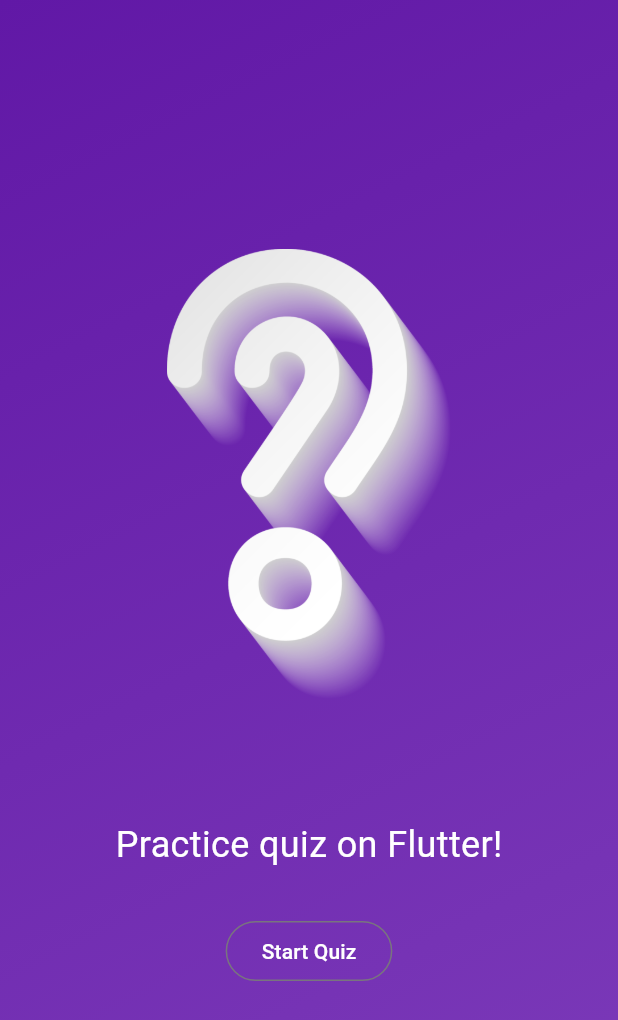
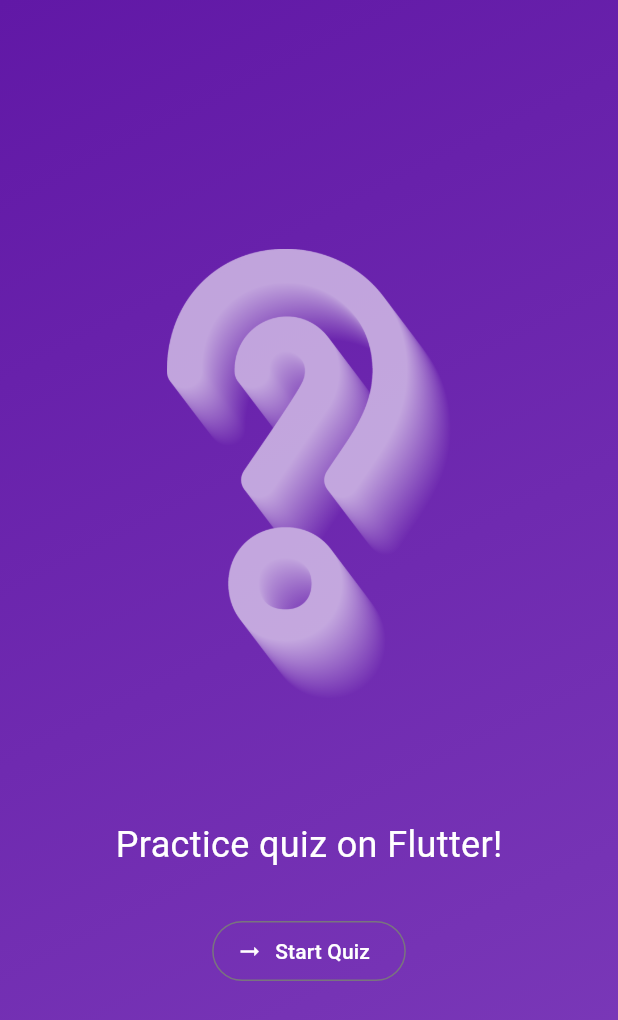
Before and after one commit to cia161/quiz_app, a Flutter app: the screen it shows after launch, on a phone screen of 412 x 824 dp. Shown: the top 1020 px of the screen. Run offline on Flutter 3.47's test engine with Material 3 defaults, Android fonts, the phone set to English and light mode, and no system bars.

Commit message:
made the outlined button an icon; made the question mark slightly transparent

```diff
--- a/lib/start_screen.dart
+++ b/lib/start_screen.dart
@@ -18,6 +18,8 @@ class StartScreen extends StatelessWidget {
             'assets/images/question_mark.png',
             width: 300,
             height: 300,
+            // color argument can add an overlay to image / a transparent overlay
+            color: const Color.fromARGB(150, 255, 255, 255),
           ),
           // sized box creates space between the image and the text
           const SizedBox(
@@ -31,14 +33,15 @@ class StartScreen extends StatelessWidget {
           const SizedBox(
             height: 30,
           ),
-          OutlinedButton(
+          OutlinedButton.icon(
             onPressed: () {},
             style: OutlinedButton.styleFrom(
               // foregroundColor is the text color
               foregroundColor: Colors.white,
             ),
-            child: const Text('Start Quiz'),
-          )
+            icon: const Icon(Icons.arrow_right_alt),
+            label: const Text('Start Quiz'),
+          ),
         ],
       ),
     );
```
